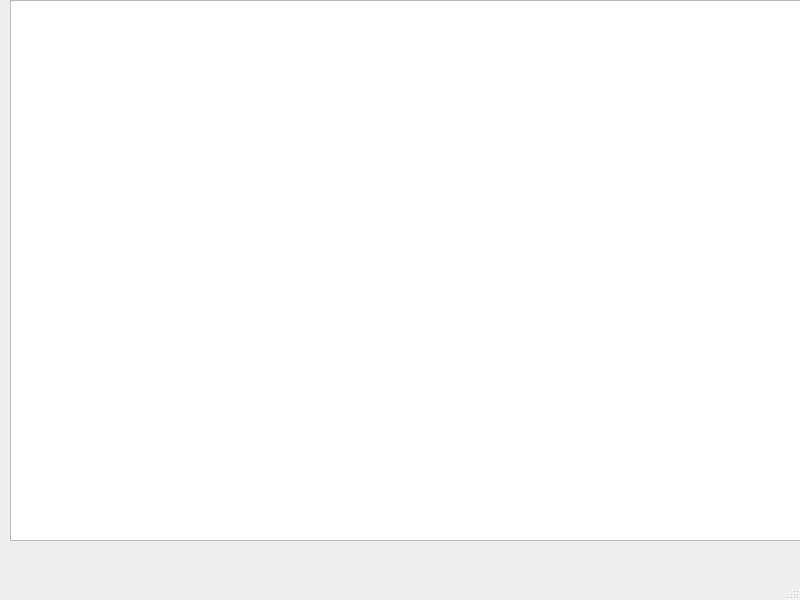
Above: gui/mainwindow.ui from jpswensen/yaetunnel before the change. Below: the same form after it.
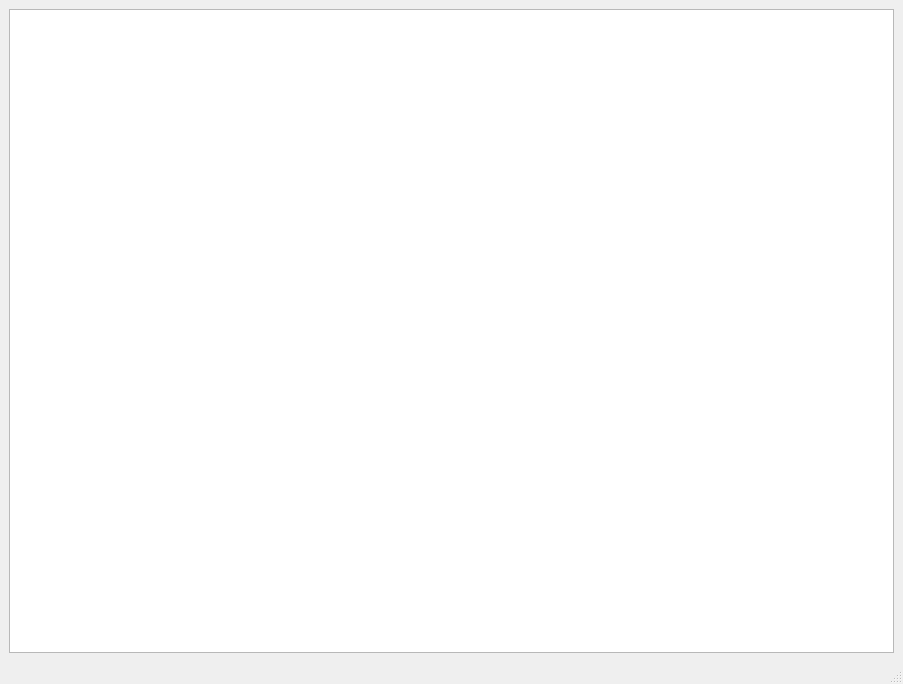
That is the form after the change. Custom widgets are drawn as their Qt base class.

```diff
--- a/gui/mainwindow.ui
+++ b/gui/mainwindow.ui
@@ -6,36 +6,26 @@
    <rect>
     <x>0</x>
     <y>0</y>
-    <width>800</width>
-    <height>600</height>
+    <width>903</width>
+    <height>684</height>
    </rect>
   </property>
   <property name="windowTitle">
    <string>MainWindow</string>
   </property>
   <widget class="QWidget" name="centralwidget">
-   <widget class="QWidget" name="verticalLayoutWidget">
-    <property name="geometry">
-     <rect>
-      <x>10</x>
-      <y>0</y>
-      <width>791</width>
-      <height>541</height>
-     </rect>
-    </property>
-    <layout class="QVBoxLayout" name="verticalLayout">
+   <layout class="QVBoxLayout" name="verticalLayout_2">
      <item>
       <widget class="ConnectionTableWidget" name="tableWidget"/>
      </item>
     </layout>
    </widget>
-  </widget>
   <widget class="QMenuBar" name="menubar">
    <property name="geometry">
     <rect>
      <x>0</x>
      <y>0</y>
-     <width>800</width>
+     <width>903</width>
      <height>24</height>
     </rect>
    </property>
```
Lines whose indentation alone changed are shown as unchanged.
